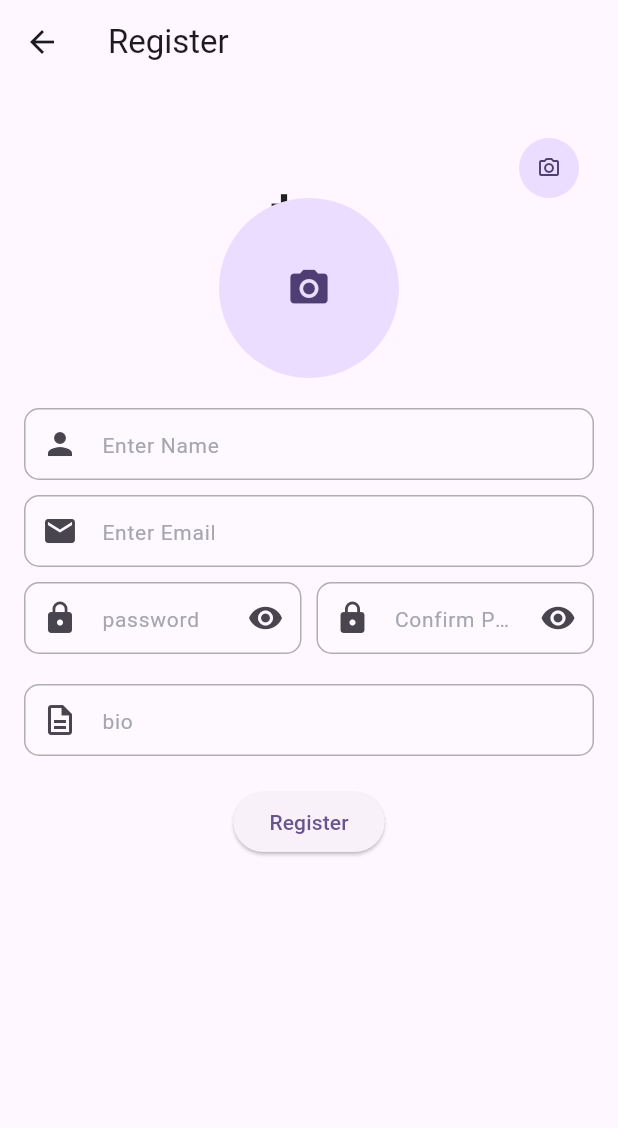
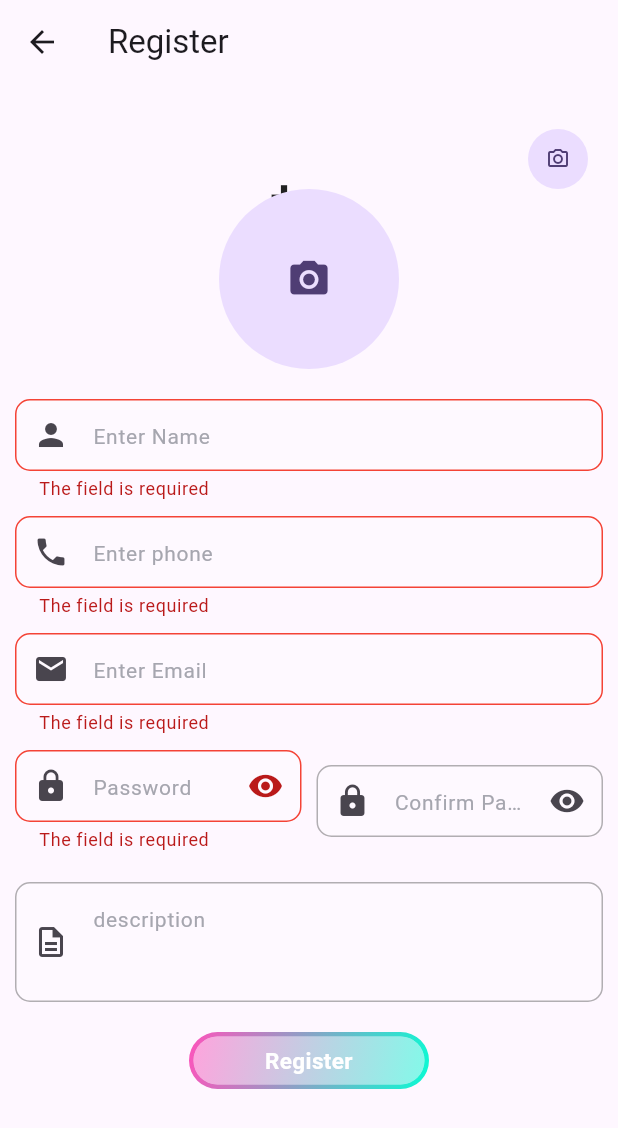
Before and after one commit to MohameHassan139/barber, a Flutter app: the RegistrationBarberScreen screen opened directly, after a tap on "Register", on a phone screen of 412 x 824 dp. Shown: the top 1128 px of the screen. Run offline on Flutter 3.47's test engine with Material 3 defaults, Android fonts, the phone set to English and light mode, and no system bars; our stand-ins replace bloc, cached_network_image, cloud_firestore, firebase_auth, firebase_core, firebase_storage and 5 more; accounts and stored records are empty.

Commit message:
finshed barber auth

```diff
--- a/lib/core/component/custom_textformfield.dart
+++ b/lib/core/component/custom_textformfield.dart
@@ -14,6 +14,7 @@ class CustomTextFormField extends StatelessWidget {
   bool? ispassword = false;
   void Function()? onTap;
   bool? readOnly = false;
+  int? maxLines;
   CustomTextFormField({
     key,
     required this.hintText,
@@ -27,6 +28,7 @@ class CustomTextFormField extends StatelessWidget {
     required this.labelText,
     this.prefixIcon,
     this.readOnly,
+      this.maxLines
   });
 
   @override
@@ -40,6 +42,7 @@ class CustomTextFormField extends StatelessWidget {
         obscureText: ispassword ?? false,
         controller: textController,
         readOnly: readOnly ?? false,
+        maxLines: maxLines ?? 1,
         decoration: InputDecoration(
           // suffix: suffix,
           suffixIcon: suffix,
--- a/lib/features/auth/controller/register_barber_cubit/register_barber_cubit.dart
+++ b/lib/features/auth/controller/register_barber_cubit/register_barber_cubit.dart
@@ -1,6 +1,156 @@
+// import 'dart:io';
+// import 'dart:math';
+// import 'package:bloc/bloc.dart';
+// import 'package:firebase_core/firebase_core.dart' as firebase_core;
+// import 'package:firebase_storage/firebase_storage.dart';
+// import 'package:flutter/material.dart';
+// import 'package:image_picker/image_picker.dart';
+// import 'package:cloud_firestore/cloud_firestore.dart';
+
+// import 'register_barner_state.dart';
+
+// // States for RegistrationCubit
+
+// class RegistrationCubit extends Cubit<RegistrationState> {
+//   RegistrationCubit() : super(RegistrationInitial());
+
+//   String? userId;
+//   String? profileUrl;
+//   String? coverUrl;
+//   final storage = FirebaseStorage.instance;
+//   final ImagePicker picker = ImagePicker();
+//   File? backgroundImage;
+//   File? profileImage;
+//   TextEditingController nameController = TextEditingController();
+//   TextEditingController emailController = TextEditingController();
+//   TextEditingController passwordController = TextEditingController();
+//   TextEditingController bioController = TextEditingController();
+//   TextEditingController phoneController = TextEditingController();
+//   late CollectionReference users =
+//       FirebaseFirestore.instance.collection('users');
+//   late DocumentReference doc;
+//   int rand = Random().nextInt(9999999);
+
+//   @override
+//   // void onInit() {
+//   //   userId = CacheHelper.prefs?.getString('userId');
+//   //   users = FirebaseFirestore.instance.collection('users');
+//   //   doc = users.doc(userId);
+//   //   super.onInit();
+//   // }
+
+//   Future<void> pickBackgroundImage() async {
+//     final pickerFile = await picker.pickImage(source: ImageSource.gallery);
+//     if (pickerFile != null) {
+//       backgroundImage = File(pickerFile.path);
+//       emit(RegistrationImagePicked());
+//     } else {
+//       emit(RegistrationError('No Image Selected'));
+//     }
+//   }
+
+//   Future<void> pickProfileImage() async {
+//     final pickerFile = await picker.pickImage(source: ImageSource.gallery);
+//     if (pickerFile != null) {
+//       profileImage = File(pickerFile.path);
+//       emit(RegistrationImagePicked());
+//     } else {
+//       emit(RegistrationError('No Image Selected'));
+//     }
+//   }
+
+//   Future<void> uploadProfileImage() async {
+//     if (profileImage != null) {
+//       emit(RegistrationLoading());
+//       try {
+//         var uploadTask = await storage
+//             .ref()
+//             .child(
+//                 'users/$userId/$rand${Uri.file(profileImage!.path).pathSegments.last}')
+//             .putFile(profileImage!);
+//         profileUrl = await uploadTask.ref.getDownloadURL();
+//         emit(RegistrationSuccess());
+//       } on firebase_core.FirebaseException catch (e) {
+//         emit(RegistrationError(e.toString()));
+//       }
+//     }
+//   }
+
+//   Future<void> uploadBackgroundImage() async {
+//     if (backgroundImage != null) {
+//       emit(RegistrationLoading());
+//       try {
+//         var uploadTask = await storage
+//             .ref()
+//             .child(
+//                 'users/$userId/$rand${Uri.file(backgroundImage!.path).pathSegments.last}')
+//             .putFile(backgroundImage!);
+//         coverUrl = await uploadTask.ref.getDownloadURL();
+//         emit(RegistrationSuccess());
+//       } on firebase_core.FirebaseException catch (e) {
+//         emit(RegistrationError(e.toString()));
+//       }
+//     }
+//   }
+
+//   Future<void> registerUser({
+//     required String name,
+//     required String email,
+//     required String password,
+//     String? bio,
+//     String? phone,
+//   }) async {
+//     emit(RegistrationLoading());
+//     try {
+//       if (profileImage != null) {
+//         await uploadProfileImage();
+//       }
+//       if (backgroundImage != null) {
+//         await uploadBackgroundImage();
+//       }
+//       await users.doc(userId).set({
+//         'name': name,
+//         'email': email,
+//         'password': password,
+//         'bio': bio,
+//         'phone': phone,
+//         'profileImage': profileUrl,
+//         'coverImage': coverUrl,
+//       });
+//       emit(RegistrationSuccess());
+//     } catch (e) {
+//       emit(RegistrationError(e.toString()));
+//     }
+//   }
+
+//   // Controllers to manage password inputs
+//   TextEditingController passwordTextController = TextEditingController();
+//   TextEditingController rePasswordTextController = TextEditingController();
+//   bool isPasswordHidde = true;
+
+//   // Toggle password visibility
+//   void togglePasswordVisibility() {
+//     emit(PasswordHiddenState(isPasswordHidden: !isPasswordHidde));
+//   }
+
+//   // Check if passwords match
+//   void checkPasswordsMatch() {
+//     final password = passwordTextController.text;
+//     final confirmPassword = rePasswordTextController.text;
+//     emit(PasswordMatchState(passwordsMatch: password == confirmPassword));
+//   }
+
+//   // Perform full validation before submitting
+//   bool validateForm() {
+//     checkPasswordsMatch(); // Ensure passwords match before submission
+//     return PasswordMatchState().passwordsMatch;
+//   }
+// }
+
 import 'dart:io';
 import 'dart:math';
 import 'package:bloc/bloc.dart';
+import 'package:firebase_auth/firebase_auth.dart';
 import 'package:firebase_core/firebase_core.dart' as firebase_core;
 import 'package:firebase_storage/firebase_storage.dart';
 import 'package:flutter/material.dart';
@@ -10,7 +160,6 @@ import 'package:cloud_firestore/cloud_firestore.dart';
 import 'register_barner_state.dart';
 
 // States for RegistrationCubit
-
 class RegistrationCubit extends Cubit<RegistrationState> {
   RegistrationCubit() : super(RegistrationInitial());
 
@@ -23,21 +172,32 @@ class RegistrationCubit extends Cubit<RegistrationState> {
   File? profileImage;
   TextEditingController nameController = TextEditingController();
   TextEditingController emailController = TextEditingController();
-  TextEditingController passwordController = TextEditingController();
+  TextEditingController passwordTextController = TextEditingController();
+  TextEditingController rePasswordTextController = TextEditingController();
   TextEditingController bioController = TextEditingController();
   TextEditingController phoneController = TextEditingController();
+  final GlobalKey<FormState> formKey = GlobalKey<FormState>();
   late CollectionReference users =
-      FirebaseFirestore.instance.collection('users');
-  late DocumentReference doc;
+      FirebaseFirestore.instance.collection('Barbers');
+
+  Future<void> registerBarber({
+    required String email,
+    required String password,
+  }) async {
+    emit(RegistrationLoading());
+    try {
+      await FirebaseAuth.instance
+          .createUserWithEmailAndPassword(
+        email: email,
+        password: password,
+      )
+          .then((value) {
+        value.user?.sendEmailVerification();
+      });
+    } catch (e) {}
+  }
+
   int rand = Random().nextInt(9999999);
-
-  @override
-  // void onInit() {
-  //   userId = CacheHelper.prefs?.getString('userId');
-  //   users = FirebaseFirestore.instance.collection('users');
-  //   doc = users.doc(userId);
-  //   super.onInit();
-  // }
 
   Future<void> pickBackgroundImage() async {
     final pickerFile = await picker.pickImage(source: ImageSource.gallery);
@@ -108,7 +268,8 @@ class RegistrationCubit extends Cubit<RegistrationState> {
       if (backgroundImage != null) {
         await uploadBackgroundImage();
       }
-      await users.doc(userId).set({
+      await registerBarber(email: email, password: password).then((_) async {
+        await users.doc(email).set({
         'name': name,
         'email': email,
         'password': password,
@@ -117,32 +278,32 @@ class RegistrationCubit extends Cubit<RegistrationState> {
         'profileImage': profileUrl,
         'coverImage': coverUrl,
       });
+
+      });
+
       emit(RegistrationSuccess());
     } catch (e) {
       emit(RegistrationError(e.toString()));
     }
   }
 
-  // Controllers to manage password inputs
-  TextEditingController passwordTextController = TextEditingController();
-  TextEditingController rePasswordTextController = TextEditingController();
+  // Toggle password visibility
   bool isPasswordHidde = true;
-
-  // Toggle password visibility
+  bool isConfirmPasswordHidde = true;
   void togglePasswordVisibility() {
-    emit(PasswordHiddenState(isPasswordHidden: !isPasswordHidde));
+    isPasswordHidde = !isPasswordHidde;
+    emit(PasswordHiddenState(isPasswordHidden: isPasswordHidde));
   }
 
-  // Check if passwords match
+  void toggleConfirmPasswordVisibility() {
+    isConfirmPasswordHidde = !isConfirmPasswordHidde;
+    emit(PasswordConfirmHiddenState(
+        isConfirmPasswordHidden: isConfirmPasswordHidde));
+  }
+
   void checkPasswordsMatch() {
     final password = passwordTextController.text;
     final confirmPassword = rePasswordTextController.text;
     emit(PasswordMatchState(passwordsMatch: password == confirmPassword));
   }
-
-  // Perform full validation before submitting
-  bool validateForm() {
-    checkPasswordsMatch(); // Ensure passwords match before submission
-    return PasswordMatchState().passwordsMatch;
-  }
 }
--- a/lib/features/auth/controller/register_barber_cubit/register_barner_state.dart
+++ b/lib/features/auth/controller/register_barber_cubit/register_barner_state.dart
@@ -25,3 +25,7 @@ class PasswordMatchState extends RegistrationState {
     this.passwordsMatch = true,
   });
 }
+class PasswordConfirmHiddenState extends RegistrationState {
+  final bool isConfirmPasswordHidden;
+  PasswordConfirmHiddenState({this.isConfirmPasswordHidden = true});
+}
--- a/lib/features/auth/view/register_barber_screen.dart
+++ b/lib/features/auth/view/register_barber_screen.dart
@@ -1,9 +1,11 @@
+
 import 'dart:io';
 
 import 'package:flutter/material.dart';
 import 'package:flutter_bloc/flutter_bloc.dart';
 import 'package:form_validator/form_validator.dart';
 
+import '../../../core/component/custom_botton.dart';
 import '../../../core/component/custom_textformfield.dart';
 import '../controller/register_barber_cubit/register_barber_cubit.dart';
 import '../controller/register_barber_cubit/register_barner_state.dart';
@@ -26,13 +28,19 @@ class RegistrationBarberScreen extends StatelessWidget {
             if (state is RegistrationError) {
               ScaffoldMessenger.of(context)
                   .showSnackBar(SnackBar(content: Text(state.error)));
+            } else if (state is RegistrationSuccess) {
+              ScaffoldMessenger.of(context).showSnackBar(
+                const SnackBar(content: Text('Registration Successful!')),
+              );
             }
           },
           builder: (context, state) {
             final controller = context.read<RegistrationCubit>();
             return Padding(
-              padding: const EdgeInsets.all(16.0),
+              padding: const EdgeInsets.all(10.0),
               child: SingleChildScrollView(
+                child: Form(
+                  key: controller.formKey,
                   child: Column(
                     children: [
                       if (state is RegistrationLoading)
@@ -111,7 +119,18 @@ class RegistrationBarberScreen extends StatelessWidget {
                         labelText: 'Name',
                         textController: controller.nameController,
                         fieldType: TextInputType.name,
+                        validator: ValidationBuilder().required().build(),
                         prefixIcon: const Icon(Icons.person),
+                      ),
+                      const SizedBox(height: 10),
+                      CustomTextFormField(
+                        hintText: 'Enter phone',
+                        labelText: 'phone',
+                        textController: controller.phoneController,
+                        fieldType: TextInputType.phone,
+                        validator:
+                            ValidationBuilder().phone().required().build(),
+                        prefixIcon: const Icon(Icons.phone),
                       ),
                       const SizedBox(height: 10),
                       CustomTextFormField(
@@ -119,6 +138,8 @@ class RegistrationBarberScreen extends StatelessWidget {
                         labelText: 'Email',
                         textController: controller.emailController,
                         fieldType: TextInputType.emailAddress,
+                        validator:
+                            ValidationBuilder().email().required().build(),
                         prefixIcon: const Icon(Icons.email),
                       ),
                       const SizedBox(height: 10),
@@ -145,27 +166,26 @@ class RegistrationBarberScreen extends StatelessWidget {
                                         },
                                       ),
                                       validator: ValidationBuilder()
-                                        .minLength(3,
-                                            'Password must be at least 3 characters')
-                                        .maxLength(50,
-                                            'Password cannot exceed 50 characters')
+                                          .minLength(6,
+                                              'Password must be at least 6 characters')
                                           .build(),
-                                    hintText: 'password',
+                                      hintText: 'Password',
                                     ),
                                   ),
                                   const SizedBox(width: 10),
                                   Expanded(
                                     child: CustomTextFormField(
                                       labelText: 'Confirm Password',
-                                    ispassword: cubit.isPasswordHidde,
+                                      ispassword: cubit.isConfirmPasswordHidde,
                                       textController:
                                           cubit.rePasswordTextController,
-                                    validator: ValidationBuilder()
-                                        .minLength(3,
-                                            'Password must be at least 3 characters')
-                                        .maxLength(50,
-                                            'Password cannot exceed 50 characters')
-                                        .build(),
+                                      validator: (value) {
+                                        if (value !=
+                                            cubit.passwordTextController.text) {
+                                          return 'Passwords do not match';
+                                        }
+                                        return null;
+                                      },
                                       hintText: 'Confirm Password',
                                       prefixIcon: const Icon(Icons.lock),
                                       suffix: IconButton(
@@ -173,7 +193,8 @@ class RegistrationBarberScreen extends StatelessWidget {
                                             ? Icons.visibility
                                             : Icons.visibility_off),
                                         onPressed: () {
-                                        cubit.togglePasswordVisibility();
+                                          cubit
+                                              .toggleConfirmPasswordVisibility();
                                         },
                                       ),
                                     ),
@@ -181,36 +202,39 @@ class RegistrationBarberScreen extends StatelessWidget {
                                 ],
                               ),
                               const SizedBox(height: 10),
-                            if (!PasswordMatchState().passwordsMatch)
-                              const Text(
-                                "Passwords do not match",
-                                style: TextStyle(color: Colors.red),
-                              ),
                             ],
                           );
                         },
                       ),
-
                       const SizedBox(height: 10),
                       CustomTextFormField(
-                      hintText: 'bio',
-                      labelText: 'bio',
-                      textController: controller.passwordController,
-                      fieldType: TextInputType.visiblePassword,
+                        hintText: 'description',
+                        labelText: 'Description',
+                        maxLines: 3,
+                        textController: controller.bioController,
+                        fieldType: TextInputType.multiline,
                         prefixIcon: const Icon(Icons.description_outlined),
                       ),
                       const SizedBox(height: 20),
-                    ElevatedButton(
-                      onPressed: () {
+                      CustomBottom(
+                        onTap: () {
+                          if (controller.formKey.currentState!.validate()) {
+                            if (state is! RegistrationLoading) {
                               controller.registerUser(
                                 name: controller.nameController.text,
                                 email: controller.emailController.text,
-                          password: controller.passwordController.text,
+                                password:
+                                    controller.passwordTextController.text,
+                                bio: controller.bioController.text,
+                                phone: controller.phoneController.text,
                               );
+                            }
+                          }
                         },
-                      child: const Text('Register'),
+                        text: 'Register',
                       ),
                     ],
+                  ),
                 ),
               ),
             );
```
Lines whose indentation alone changed are shown as unchanged.
